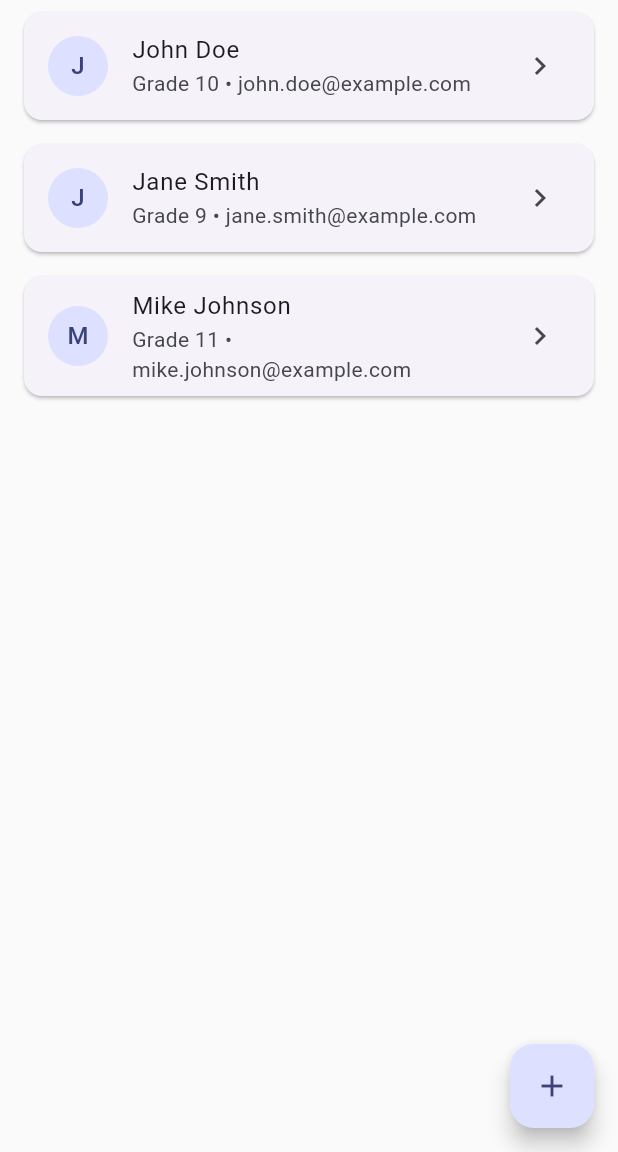
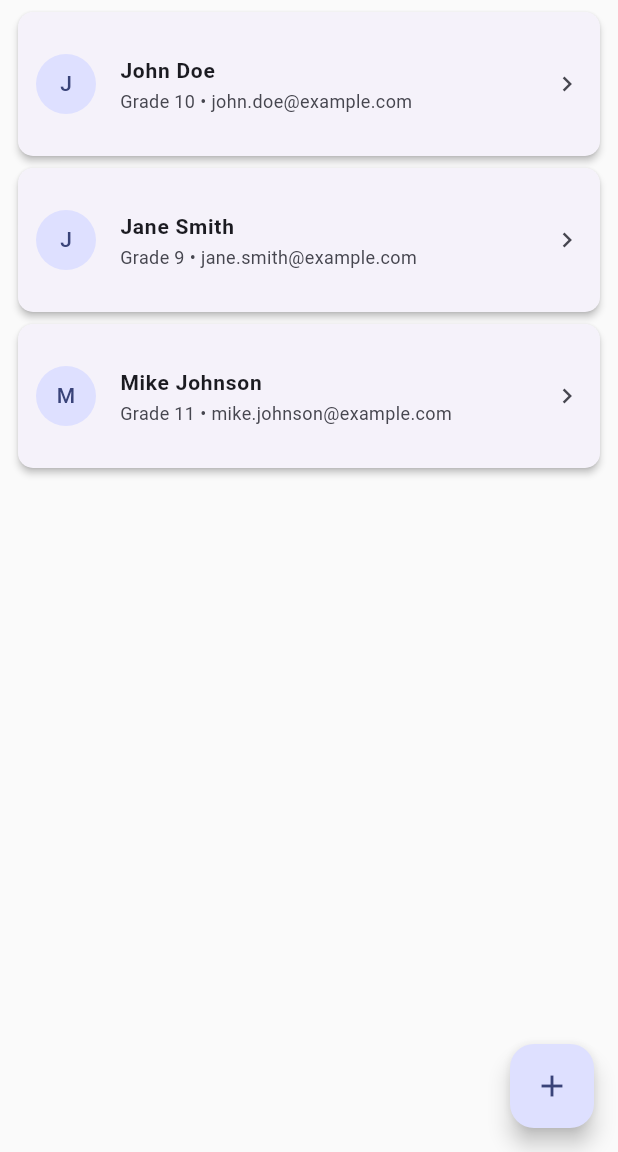
Before and after one commit to artas-linux/school_management_system_flutter, a Flutter app: the screen it shows after launch, after a tap on "Students", on a phone screen of 412 x 824 dp, the part 84-1236 px from its top. Run offline on Flutter 3.47's test engine with Material 3 defaults, Android fonts, the phone set to English and light mode, and no system bars.

Commit message:
feat: redesign UI with smaller, centered, and flexible boxes
Co-authored-by: Qwen-Coder <qwen-coder@alibabacloud.com>

```diff
--- a/lib/views/dashboard_screen.dart
+++ b/lib/views/dashboard_screen.dart
@@ -12,12 +12,21 @@ class DashboardScreen extends StatelessWidget {
         backgroundColor: Theme.of(context).colorScheme.inversePrimary,
       ),
       drawer: const SchoolManagementDrawer(),
-      body: Padding(
+      body: Center(
+        child: LayoutBuilder(
+          builder: (context, constraints) {
+            // Calculate crossAxisCount based on screen width for responsiveness
+            int crossAxisCount = constraints.maxWidth < 600 ? 2 :
+                                constraints.maxWidth < 900 ? 3 : 4;
+
+            return Padding(
               padding: const EdgeInsets.all(16.0),
               child: GridView.count(
-          crossAxisCount: 2,
-          crossAxisSpacing: 16.0,
-          mainAxisSpacing: 16.0,
+                crossAxisCount: crossAxisCount,
+                crossAxisSpacing: 12.0,
+                mainAxisSpacing: 12.0,
+                shrinkWrap: true,
+                childAspectRatio: 1.0, // Make cards more square-like
                 children: [
                   _buildDashboardCard(
                     context,
@@ -75,6 +84,9 @@ class DashboardScreen extends StatelessWidget {
                   ),
                 ],
               ),
+            );
+          },
+        ),
       ),
     );
   }
@@ -87,21 +99,29 @@ class DashboardScreen extends StatelessWidget {
     VoidCallback onTap,
   ) {
     return Card(
-      elevation: 4,
+      elevation: 3,
+      shape: RoundedRectangleBorder(
+        borderRadius: BorderRadius.circular(12),
+      ),
       child: InkWell(
         onTap: onTap,
+        borderRadius: BorderRadius.circular(12),
         child: Container(
-          padding: const EdgeInsets.all(16.0),
+          padding: const EdgeInsets.all(12.0),
           child: Column(
             mainAxisAlignment: MainAxisAlignment.center,
             children: [
-              Icon(icon, size: 48, color: color),
-              const SizedBox(height: 12),
+              Icon(
+                icon,
+                size: 36, // Smaller icon
+                color: color,
+              ),
+              const SizedBox(height: 8), // Smaller spacing
               Text(
                 title,
                 style: const TextStyle(
-                  fontSize: 16,
-                  fontWeight: FontWeight.bold,
+                  fontSize: 14, // Smaller font
+                  fontWeight: FontWeight.w600,
                 ),
                 textAlign: TextAlign.center,
               ),
--- a/lib/views/students_list_screen.dart
+++ b/lib/views/students_list_screen.dart
@@ -49,18 +49,39 @@ class StudentsListScreen extends StatelessWidget {
       drawer: const SchoolManagementDrawer(),
       body: ListView.builder(
         itemCount: students.length,
+        padding: const EdgeInsets.symmetric(horizontal: 12, vertical: 8),
         itemBuilder: (context, index) {
           final student = students[index];
           return Card(
-            margin: const EdgeInsets.symmetric(horizontal: 16, vertical: 8),
-            child: ListTile(
-              leading: CircleAvatar(child: Text(student.firstName[0])),
-              title: Text(student.fullName),
-              subtitle: Text('Grade ${student.gradeLevel} • ${student.email}'),
-              trailing: const Icon(Icons.chevron_right),
-              onTap: () {
-                // Navigate to student detail page
-              },
+            margin: const EdgeInsets.only(bottom: 8),
+            shape: RoundedRectangleBorder(
+              borderRadius: BorderRadius.circular(10),
+            ),
+            elevation: 2,
+            child: Padding(
+              padding: const EdgeInsets.symmetric(vertical: 4),
+              child: ListTile(
+                contentPadding: const EdgeInsets.symmetric(horizontal: 12, vertical: 8),
+                leading: CircleAvatar(
+                  radius: 20,
+                  child: Text(
+                    student.firstName[0],
+                    style: const TextStyle(fontSize: 14),
+                  ),
+                ),
+                title: Text(
+                  student.fullName,
+                  style: const TextStyle(fontSize: 14, fontWeight: FontWeight.w600),
+                ),
+                subtitle: Text(
+                  'Grade ${student.gradeLevel} • ${student.email}',
+                  style: const TextStyle(fontSize: 12),
+                ),
+                trailing: const Icon(Icons.chevron_right, size: 20),
+                onTap: () {
+                  // Navigate to student detail page
+                },
+              ),
             ),
           );
         },
```
Also changed, not shown: lib/views/attendance_list_screen.dart (+17 -4 lines), lib/views/courses_list_screen.dart (+19 -5 lines), lib/views/grades_list_screen.dart (+18 -5 lines), lib/views/teachers_list_screen.dart (+30 -9 lines). Lines whose indentation alone changed are shown as unchanged.
